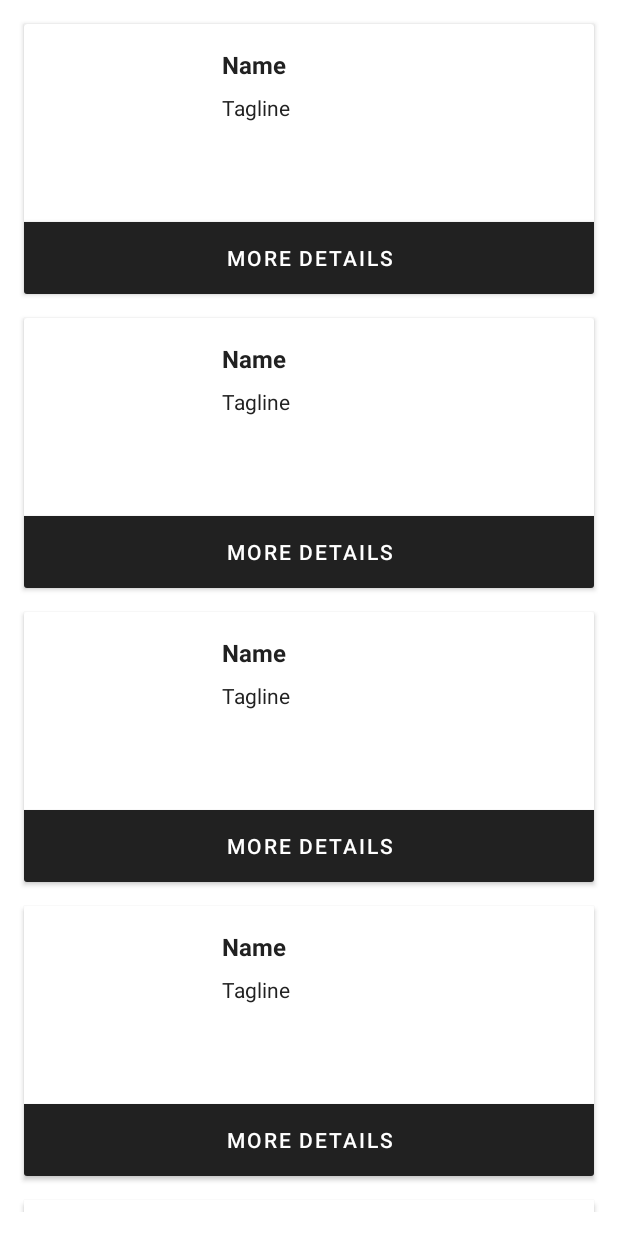
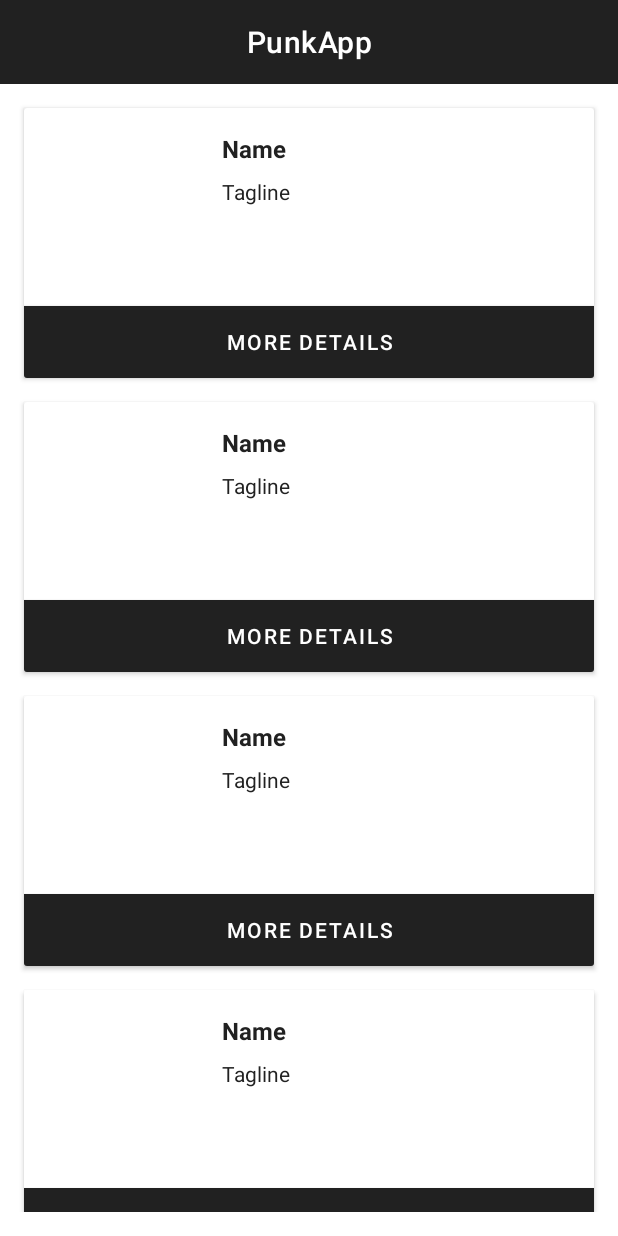
Before and after one commit to androidzeiro/PunkApp, an Android app: the layout fragment_beers.xml on its own in the app's theme, with its tools: preview values and no code run, on a phone screen of 412 x 824 dp. Run offline under Robolectric (Android 15) with nearby library versions, the phone set to English and light mode, and no system bars.

Commit message:
feat: Adicionado toolbar nos fragmentos

```diff
--- a/app/src/main/res/layout/fragment_beers.xml
+++ b/app/src/main/res/layout/fragment_beers.xml
@@ -6,6 +6,18 @@
     android:layout_width="match_parent"
     android:layout_height="match_parent"
     tools:context=".ui.view.beers.BeersFragment">
+
+    <com.google.android.material.appbar.MaterialToolbar
+        android:id="@+id/toolbar"
+        android:layout_width="0dp"
+        android:layout_height="wrap_content"
+        android:background="@color/grey"
+        app:title="@string/app_name"
+        app:titleCentered="true"
+        app:titleTextColor="@color/white"
+        app:layout_constraintEnd_toEndOf="parent"
+        app:layout_constraintStart_toStartOf="parent"
+        app:layout_constraintTop_toTopOf="parent" />
 
     <ProgressBar
         android:id="@+id/progress"
@@ -21,12 +33,12 @@
     <androidx.recyclerview.widget.RecyclerView
         android:id="@+id/recycler_beers"
         android:layout_width="match_parent"
-        android:layout_height="match_parent"
+        android:layout_height="0dp"
         android:paddingBottom="16dp"
         app:layout_constraintBottom_toBottomOf="parent"
         app:layout_constraintEnd_toEndOf="parent"
         app:layout_constraintStart_toStartOf="parent"
-        app:layout_constraintTop_toTopOf="parent"
+        app:layout_constraintTop_toBottomOf="@+id/toolbar"
         tools:itemCount="10"
         tools:listitem="@layout/item_beer" />
 
--- a/app/src/main/res/values-night/themes.xml
+++ b/app/src/main/res/values-night/themes.xml
@@ -1,6 +1,6 @@
 <resources xmlns:tools="http://schemas.android.com/tools">
     <!-- Base application theme. -->
-    <style name="Theme.PunkApp" parent="Theme.MaterialComponents.DayNight.DarkActionBar">
+    <style name="Theme.PunkApp" parent="Theme.MaterialComponents.DayNight.NoActionBar">
         <!-- Primary brand color. -->
         <item name="colorPrimary">@color/grey</item>
         <item name="colorPrimaryVariant">@color/black</item>
--- a/app/src/main/res/values/strings.xml
+++ b/app/src/main/res/values/strings.xml
@@ -4,4 +4,5 @@
     <string name="retry_message">Oops!\nUnable to load data, please try again"</string>
     <string name="try_again">try again</string>
     <string name="more_details">More Details</string>
+    <string name="details">Details</string>
 </resources>
--- a/app/src/main/res/values/themes.xml
+++ b/app/src/main/res/values/themes.xml
@@ -1,6 +1,6 @@
 <resources xmlns:tools="http://schemas.android.com/tools">
     <!-- Base application theme. -->
-    <style name="Theme.PunkApp" parent="Theme.MaterialComponents.DayNight.DarkActionBar">
+    <style name="Theme.PunkApp" parent="Theme.MaterialComponents.DayNight.NoActionBar">
         <!-- Primary brand color. -->
         <item name="colorPrimary">@color/grey</item>
         <item name="colorPrimaryVariant">@color/black</item>
```
Also changed, not shown: app/src/main/java/br/com/raphael/punkapp/ui/view/details/DetailsFragment.kt (+14 -1 lines), app/src/main/res/drawable/ic_arrow_left.xml (added, +15 -0 lines), app/src/main/res/layout/fragment_details.xml (+14 -0 lines).
